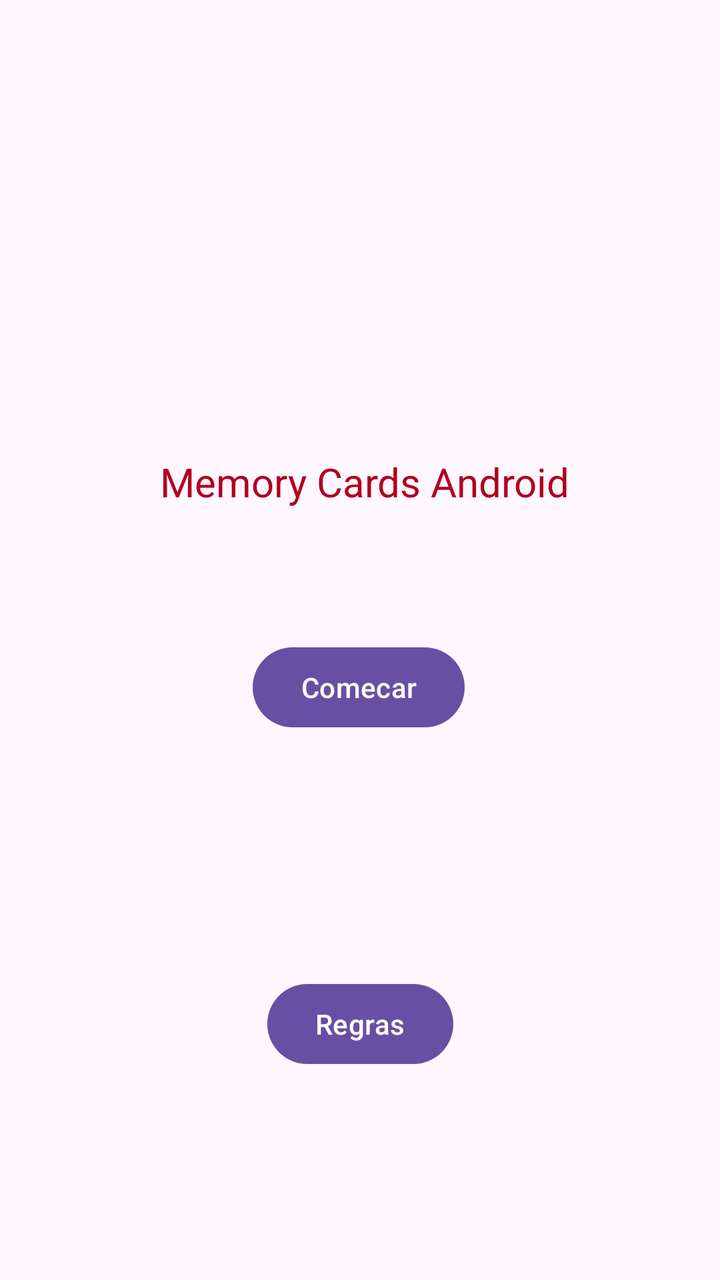
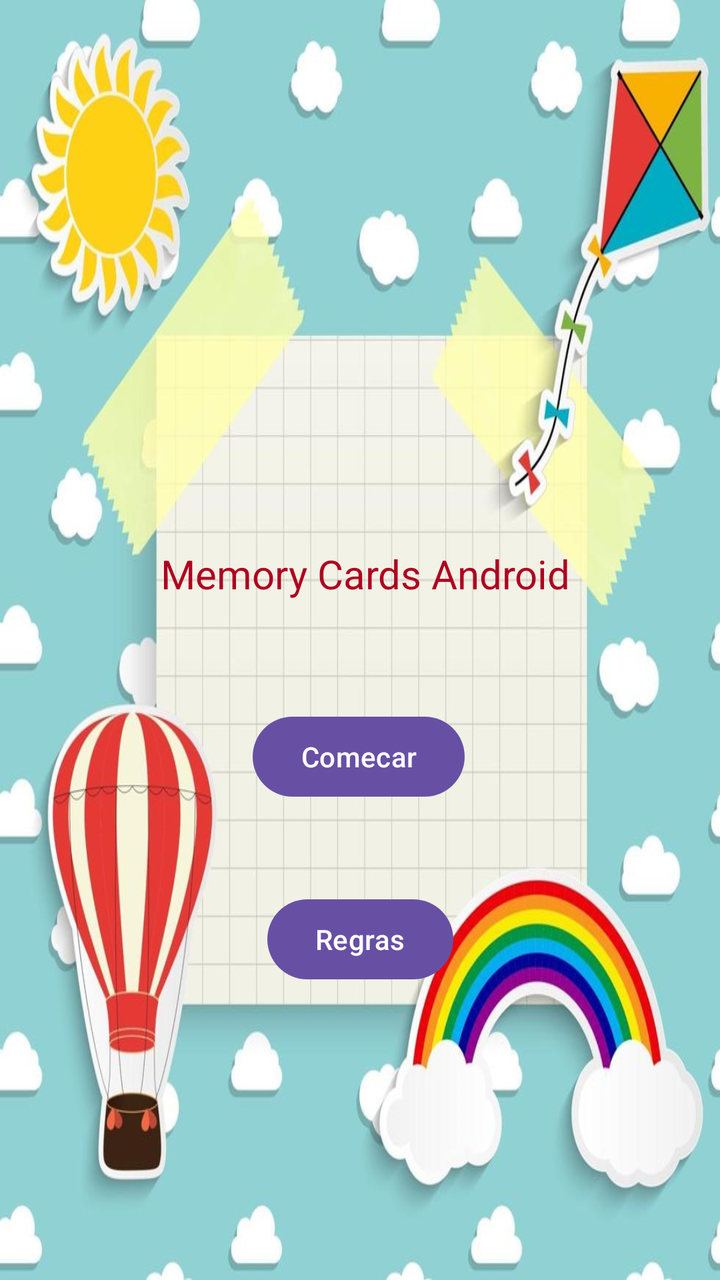

The first picture is an Android layout as it rendered before a commit; the second is the same layout after the commit. The layout source and the unified diff follow.
<!-- AndroidManifest.xml: application theme Theme.Atividade_bimestral -->
<!-- res/layout/activity_main.xml -->
<?xml version="1.0" encoding="utf-8"?>
<androidx.constraintlayout.widget.ConstraintLayout xmlns:android="http://schemas.android.com/apk/res/android"
    xmlns:app="http://schemas.android.com/apk/res-auto"
    xmlns:tools="http://schemas.android.com/tools"
    android:id="@+id/main"
    android:layout_width="match_parent"
    android:layout_height="match_parent"
    tools:context=".MainActivity">

    <TextView
        android:id="@+id/nome"
        android:layout_width="227dp"
        android:layout_height="71dp"
        android:layout_marginBottom="8dp"
        android:gravity="center"
        android:text=" Memory Cards Android"
        android:textColor="@color/design_default_color_error"
        android:textSize="20sp"
        app:layout_constraintBottom_toTopOf="@+id/btn_start"
        app:layout_constraintEnd_toEndOf="parent"
        app:layout_constraintHorizontal_bias="0.498"
        app:layout_constraintStart_toStartOf="parent"
        app:layout_constraintTop_toTopOf="parent"
        app:layout_constraintVertical_bias="0.853" />

    <Button
        android:id="@+id/btn_start"
        android:layout_width="wrap_content"
        android:layout_height="wrap_content"
        android:layout_marginTop="8dp"
        android:layout_marginBottom="16dp"
        android:text="Comecar"
        app:layout_constraintBottom_toBottomOf="parent"
        app:layout_constraintEnd_toEndOf="parent"
        app:layout_constraintHorizontal_bias="0.498"
        app:layout_constraintStart_toStartOf="parent"
        app:layout_constraintTop_toTopOf="parent"
        app:layout_constraintVertical_bias="0.549" />

    <Button
        android:id="@+id/btn_regras"
        android:layout_width="wrap_content"
        android:layout_height="wrap_content"
        android:layout_marginTop="16dp"
        android:text="Regras"
        app:layout_constraintBottom_toBottomOf="parent"
        app:layout_constraintEnd_toEndOf="parent"
        app:layout_constraintHorizontal_bias="0.501"
        app:layout_constraintStart_toStartOf="parent"
        app:layout_constraintTop_toBottomOf="@+id/btn_start" />

</androidx.constraintlayout.widget.ConstraintLayout>
<!-- resources referenced by this layout -->
<resources>
  <style name="Theme.Atividade_bimestral" parent="Base.Theme.Atividade_bimestral" />
  <style name="Base.Theme.Atividade_bimestral" parent="Theme.Material3.DayNight.NoActionBar">
          
          
      </style>
</resources>

<!-- the commit's change to res/layout/activity_main.xml (unified diff, before → after) -->
@@ -5,6 +5,7 @@
     android:id="@+id/main"
     android:layout_width="match_parent"
     android:layout_height="match_parent"
+    android:background="@drawable/comeco"
     tools:context=".MainActivity">
 
     <TextView
@@ -18,10 +19,9 @@
         android:textSize="20sp"
         app:layout_constraintBottom_toTopOf="@+id/btn_start"
         app:layout_constraintEnd_toEndOf="parent"
-        app:layout_constraintHorizontal_bias="0.498"
         app:layout_constraintStart_toStartOf="parent"
         app:layout_constraintTop_toTopOf="parent"
-        app:layout_constraintVertical_bias="0.853" />
+        app:layout_constraintVertical_bias="0.913" />
 
     <Button
         android:id="@+id/btn_start"
@@ -35,7 +35,7 @@
         app:layout_constraintHorizontal_bias="0.498"
         app:layout_constraintStart_toStartOf="parent"
         app:layout_constraintTop_toTopOf="parent"
-        app:layout_constraintVertical_bias="0.549" />
+        app:layout_constraintVertical_bias="0.61" />
 
     <Button
         android:id="@+id/btn_regras"
@@ -45,8 +45,8 @@
         android:text="Regras"
         app:layout_constraintBottom_toBottomOf="parent"
         app:layout_constraintEnd_toEndOf="parent"
-        app:layout_constraintHorizontal_bias="0.501"
         app:layout_constraintStart_toStartOf="parent"
-        app:layout_constraintTop_toBottomOf="@+id/btn_start" />
+        app:layout_constraintTop_toBottomOf="@+id/btn_start"
+        app:layout_constraintVertical_bias="0.158" />
 
 </androidx.constraintlayout.widget.ConstraintLayout>
<!-- resource entries referenced after the edit -->
@@ -1,5 +1,6 @@
 <!-- resources referenced by this layout -->
 <resources>
+  <!-- drawable comeco: jpg bitmap (drawable, 74684 bytes) -->
   <style name="Theme.Atividade_bimestral" parent="Base.Theme.Atividade_bimestral" />
   <style name="Base.Theme.Atividade_bimestral" parent="Theme.Material3.DayNight.NoActionBar">
           
